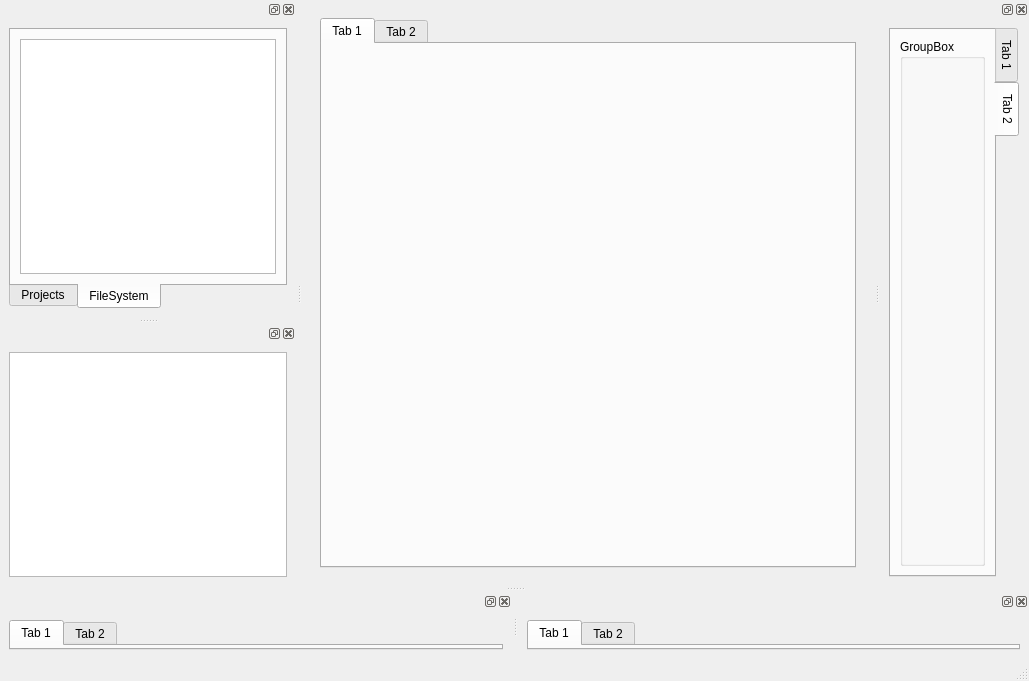
Qt form UI/main/mainwindow.ui (wwwwwalter/QtManageProject) before a commit.
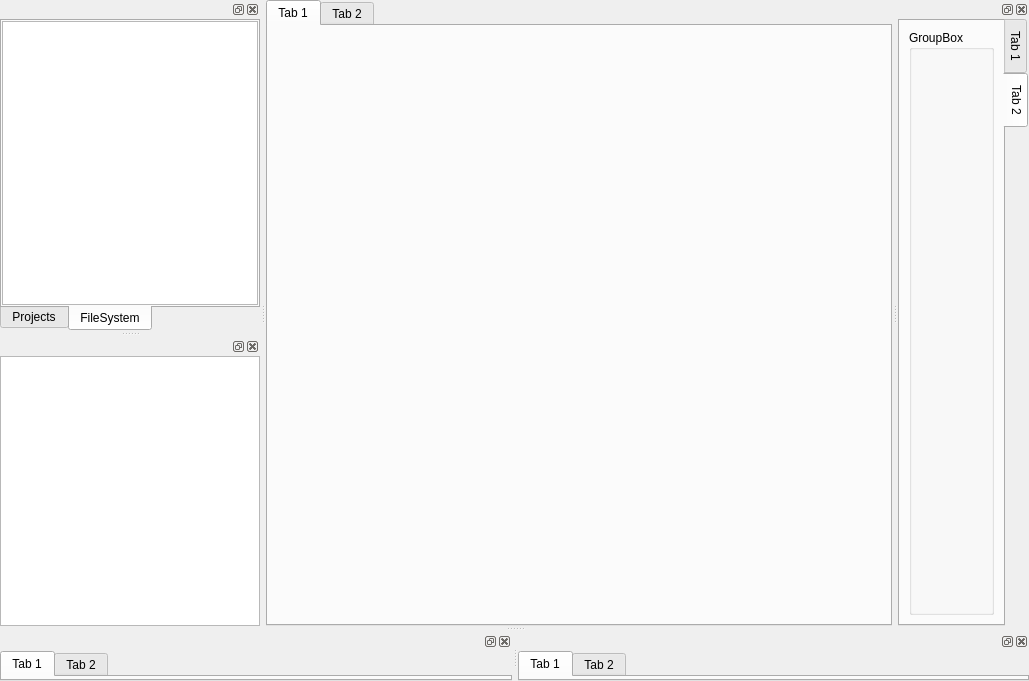
The same form after that commit. The open tabs and pages were chosen to show the change.

```diff
--- a/UI/main/mainwindow.ui
+++ b/UI/main/mainwindow.ui
@@ -18,6 +18,21 @@
   </property>
   <widget class="QWidget" name="centralwidget">
    <layout class="QVBoxLayout" name="verticalLayout_8">
+    <property name="spacing">
+     <number>6</number>
+    </property>
+    <property name="leftMargin">
+     <number>0</number>
+    </property>
+    <property name="topMargin">
+     <number>0</number>
+    </property>
+    <property name="rightMargin">
+     <number>0</number>
+    </property>
+    <property name="bottomMargin">
+     <number>0</number>
+    </property>
     <item>
      <widget class="QStackedWidget" name="stackedWidget">
       <property name="currentIndex">
@@ -25,6 +40,18 @@
       </property>
       <widget class="QWidget" name="page">
        <layout class="QVBoxLayout" name="verticalLayout_9">
+        <property name="leftMargin">
+         <number>0</number>
+        </property>
+        <property name="topMargin">
+         <number>0</number>
+        </property>
+        <property name="rightMargin">
+         <number>0</number>
+        </property>
+        <property name="bottomMargin">
+         <number>0</number>
+        </property>
         <item>
          <widget class="QLabel" name="label">
           <property name="text">
@@ -36,6 +63,18 @@
       </widget>
       <widget class="QWidget" name="page_2">
        <layout class="QVBoxLayout" name="verticalLayout_10">
+        <property name="leftMargin">
+         <number>0</number>
+        </property>
+        <property name="topMargin">
+         <number>0</number>
+        </property>
+        <property name="rightMargin">
+         <number>0</number>
+        </property>
+        <property name="bottomMargin">
+         <number>0</number>
+        </property>
         <item>
          <widget class="QTabWidget" name="tabWidget_5">
           <widget class="QWidget" name="tab_7">
@@ -66,7 +105,6 @@
     </rect>
    </property>
   </widget>
-  <widget class="QStatusBar" name="statusbar"/>
   <widget class="QDockWidget" name="dockWidget">
    <property name="allowedAreas">
     <set>Qt::LeftDockWidgetArea|Qt::RightDockWidgetArea</set>
@@ -76,6 +114,18 @@
    </attribute>
    <widget class="QWidget" name="dockWidgetContents">
     <layout class="QVBoxLayout" name="verticalLayout">
+     <property name="leftMargin">
+      <number>0</number>
+     </property>
+     <property name="topMargin">
+      <number>0</number>
+     </property>
+     <property name="rightMargin">
+      <number>0</number>
+     </property>
+     <property name="bottomMargin">
+      <number>0</number>
+     </property>
      <item>
       <widget class="QTabWidget" name="tabWidget">
        <property name="tabPosition">
@@ -89,6 +139,18 @@
          <string>Projects</string>
         </attribute>
         <layout class="QVBoxLayout" name="verticalLayout_2">
+         <property name="leftMargin">
+          <number>0</number>
+         </property>
+         <property name="topMargin">
+          <number>0</number>
+         </property>
+         <property name="rightMargin">
+          <number>0</number>
+         </property>
+         <property name="bottomMargin">
+          <number>0</number>
+         </property>
          <item>
           <widget class="QTreeView" name="projectTreeView">
            <property name="editTriggers">
@@ -109,6 +171,21 @@
          <string>FileSystem</string>
         </attribute>
         <layout class="QVBoxLayout" name="verticalLayout_3">
+         <property name="spacing">
+          <number>6</number>
+         </property>
+         <property name="leftMargin">
+          <number>0</number>
+         </property>
+         <property name="topMargin">
+          <number>0</number>
+         </property>
+         <property name="rightMargin">
+          <number>0</number>
+         </property>
+         <property name="bottomMargin">
+          <number>0</number>
+         </property>
          <item>
           <widget class="QTreeView" name="fileSystemTreeView">
            <property name="editTriggers">
@@ -132,13 +209,25 @@
    </attribute>
    <widget class="QWidget" name="dockWidgetContents_2">
     <layout class="QVBoxLayout" name="verticalLayout_7">
+     <property name="leftMargin">
+      <number>0</number>
+     </property>
+     <property name="topMargin">
+      <number>0</number>
+     </property>
+     <property name="rightMargin">
+      <number>0</number>
+     </property>
+     <property name="bottomMargin">
+      <number>0</number>
+     </property>
      <item>
       <widget class="QTabWidget" name="tabWidget_4">
        <property name="tabPosition">
         <enum>QTabWidget::East</enum>
        </property>
        <property name="currentIndex">
-        <number>0</number>
+        <number>1</number>
        </property>
        <widget class="QWidget" name="tab_5">
         <attribute name="title">
@@ -182,6 +271,18 @@
    </attribute>
    <widget class="QWidget" name="dockWidgetContents_3">
     <layout class="QVBoxLayout" name="verticalLayout_6">
+     <property name="leftMargin">
+      <number>0</number>
+     </property>
+     <property name="topMargin">
+      <number>0</number>
+     </property>
+     <property name="rightMargin">
+      <number>0</number>
+     </property>
+     <property name="bottomMargin">
+      <number>0</number>
+     </property>
      <item>
       <widget class="QTabWidget" name="tabWidget_3">
        <widget class="QWidget" name="tab_3">
@@ -200,6 +301,9 @@
    </widget>
   </widget>
   <widget class="QDockWidget" name="dockWidget_4">
+   <property name="enabled">
+    <bool>true</bool>
+   </property>
    <property name="allowedAreas">
     <set>Qt::BottomDockWidgetArea|Qt::TopDockWidgetArea</set>
    </property>
@@ -208,6 +312,18 @@
    </attribute>
    <widget class="QWidget" name="dockWidgetContents_4">
     <layout class="QVBoxLayout" name="verticalLayout_5">
+     <property name="leftMargin">
+      <number>0</number>
+     </property>
+     <property name="topMargin">
+      <number>0</number>
+     </property>
+     <property name="rightMargin">
+      <number>0</number>
+     </property>
+     <property name="bottomMargin">
+      <number>0</number>
+     </property>
      <item>
       <widget class="QTabWidget" name="tabWidget_2">
        <widget class="QWidget" name="tab">
@@ -234,6 +350,18 @@
    </attribute>
    <widget class="QWidget" name="dockWidgetContents_5">
     <layout class="QVBoxLayout" name="verticalLayout_4">
+     <property name="leftMargin">
+      <number>0</number>
+     </property>
+     <property name="topMargin">
+      <number>0</number>
+     </property>
+     <property name="rightMargin">
+      <number>0</number>
+     </property>
+     <property name="bottomMargin">
+      <number>0</number>
+     </property>
      <item>
       <widget class="QListView" name="playListView1">
        <property name="editTriggers">
```
